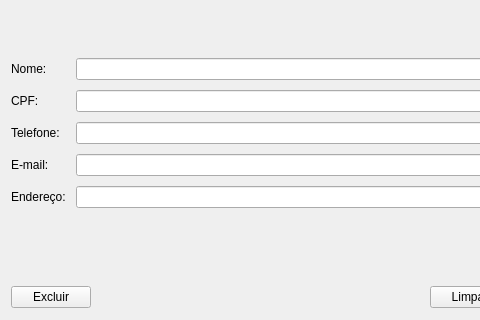
Old version of the form ui/ui_clientes.ui in the repository adaiasreis/Projeto-MatCon; both pictures show x 0 to 480 and y 180 to 500 of the 611 by 500 pixel window.
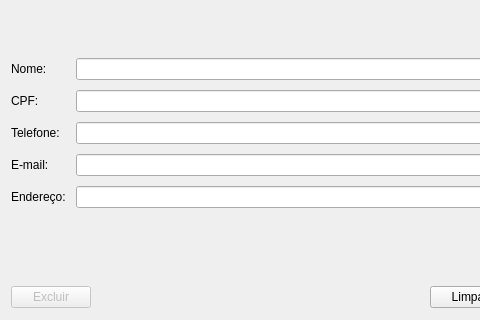
New version of the form.

Diff of the .ui file:
```diff
--- a/ui/ui_clientes.ui
+++ b/ui/ui_clientes.ui
@@ -93,7 +93,10 @@
      <item>
       <layout class="QHBoxLayout" name="horizontalLayout">
        <item>
-        <widget class="QPushButton" name="b_excluir">
+        <widget class="QPushButton" name="excluir_btn">
+         <property name="enabled">
+          <bool>false</bool>
+         </property>
          <property name="text">
           <string>Excluir</string>
          </property>
```
Left out of the diff: 6 changed lines with no effect on the pictures.
